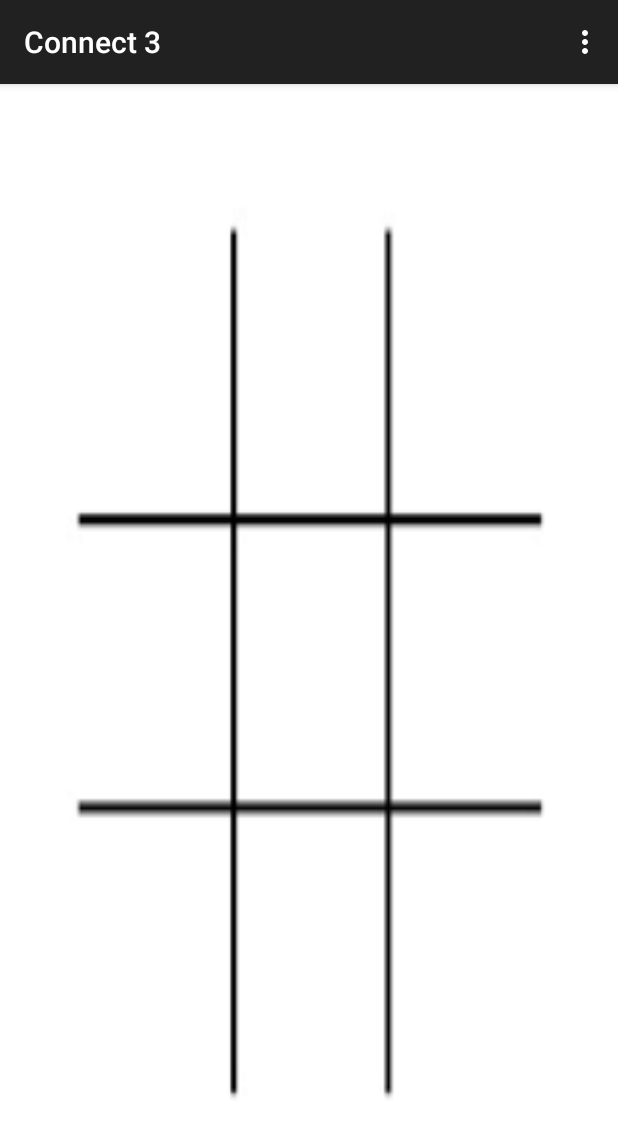
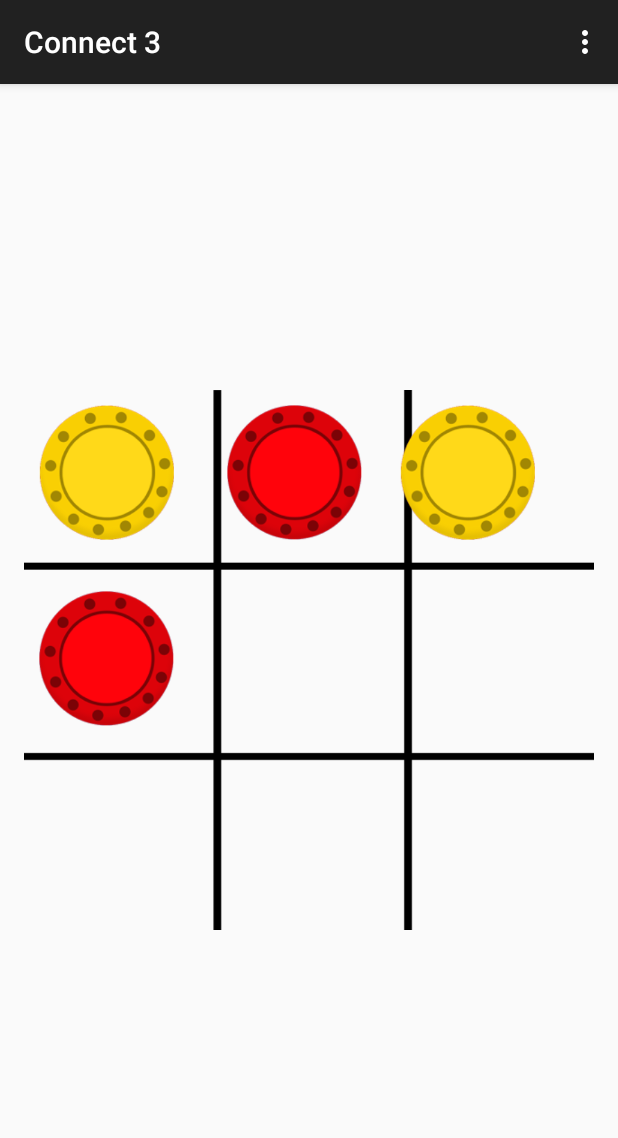
Before and after one commit to Darthpwner/Udemy-Android, an Android app: the screen it shows after launch (MainActivity), in the options menu, after a tap on "Settings", on a phone screen of 412 x 824 dp. Shown: the top 1138 px of the screen. Run offline under Robolectric (Android 15) with nearby library versions, the light colour scheme and no system bars.

Commit message:
Fixed Connect 3 shit

```diff
--- a/Connect3/app/build.gradle
+++ b/Connect3/app/build.gradle
@@ -1,13 +1,13 @@
 apply plugin: 'com.android.application'
 
 android {
-    compileSdkVersion 23
-    buildToolsVersion "22.0.1"
+    compileSdkVersion 21
+    buildToolsVersion "21.1.2"
 
     defaultConfig {
-        applicationId "matthewallenlinsoftware.connect3"
-        minSdkVersion 8
-        targetSdkVersion 23
+        applicationId "com.robpercival.connect3"
+        minSdkVersion 15
+        targetSdkVersion 21
         versionCode 1
         versionName "1.0"
     }
@@ -21,5 +21,5 @@ android {
 
 dependencies {
     compile fileTree(dir: 'libs', include: ['*.jar'])
-    compile 'com.android.support:appcompat-v7:23.0.1'
+    compile 'com.android.support:appcompat-v7:21.0.3'
 }
--- a/Connect3/app/src/main/AndroidManifest.xml
+++ b/Connect3/app/src/main/AndroidManifest.xml
@@ -1,6 +1,6 @@
 <?xml version="1.0" encoding="utf-8"?>
 <manifest xmlns:android="http://schemas.android.com/apk/res/android"
-    package="matthewallenlinsoftware.connect3" >
+    package="com.robpercival.connect3" >
 
     <application
         android:allowBackup="true"
--- /dev/null
+++ b/Connect3/app/src/main/java/com/robpercival/connect3/MainActivity.java
@@ -0,0 +1,167 @@
+package com.robpercival.connect3;
+
+import android.support.v7.app.ActionBarActivity;
+import android.os.Bundle;
+import android.view.Menu;
+import android.view.MenuItem;
+import android.view.View;
+import android.widget.GridLayout;
+import android.widget.ImageView;
+import android.widget.LinearLayout;
+import android.widget.TextView;
+
+
+public class MainActivity extends ActionBarActivity {
+
+    // 0 = yellow, 1 = red
+
+    int activePlayer = 0;
+
+    boolean gameIsActive = true;
+
+    // 2 means unplayed
+
+    int[] gameState = {2, 2, 2, 2, 2, 2, 2, 2, 2};
+
+    int[][] winningPositions = {{0,1,2}, {3,4,5}, {6,7,8}, {0,3,6}, {1,4,7}, {2,5,8}, {0,4,8}, {2,4,6}};
+
+    public void dropIn(View view) {
+
+        ImageView counter = (ImageView) view;
+
+
+
+        int tappedCounter = Integer.parseInt(counter.getTag().toString());
+
+        if (gameState[tappedCounter] == 2 && gameIsActive) {
+
+            gameState[tappedCounter] = activePlayer;
+
+            counter.setTranslationY(-1000f);
+
+            if (activePlayer == 0) {
+
+                counter.setImageResource(R.drawable.yellow);
+
+                activePlayer = 1;
+
+            } else {
+
+                counter.setImageResource(R.drawable.red);
+
+                activePlayer = 0;
+
+            }
+
+            counter.animate().translationYBy(1000f).rotation(360).setDuration(300);
+
+            for (int[] winningPosition : winningPositions) {
+
+                if (gameState[winningPosition[0]] == gameState[winningPosition[1]] &&
+                        gameState[winningPosition[1]] == gameState[winningPosition[2]] &&
+                        gameState[winningPosition[0]] != 2) {
+
+                    // Someone has won!
+
+                    gameIsActive = false;
+
+                    String winner = "Red";
+
+                    if (gameState[winningPosition[0]] == 0) {
+
+                        winner = "Yellow";
+
+                    }
+
+                    TextView winnerMessage = (TextView) findViewById(R.id.winnerMessage);
+
+                    winnerMessage.setText(winner + " has won!");
+
+                    LinearLayout layout = (LinearLayout)findViewById(R.id.playAgainLayout);
+
+                    layout.setVisibility(View.VISIBLE);
+
+                } else {
+
+                    boolean gameIsOver = true;
+
+                    for (int counterState : gameState) {
+
+                        if (counterState == 2) gameIsOver = false;
+
+                    }
+
+                    if (gameIsOver) {
+
+                        TextView winnerMessage = (TextView) findViewById(R.id.winnerMessage);
+
+                        winnerMessage.setText("It's a draw");
+
+                        LinearLayout layout = (LinearLayout)findViewById(R.id.playAgainLayout);
+
+                        layout.setVisibility(View.VISIBLE);
+
+                    }
+
+                }
+
+            }
+        }
+
+
+    }
+
+    public void playAgain(View view) {
+
+        gameIsActive = true;
+
+        LinearLayout layout = (LinearLayout)findViewById(R.id.playAgainLayout);
+
+        layout.setVisibility(View.INVISIBLE);
+
+        activePlayer = 0;
+
+        for (int i = 0; i < gameState.length; i++) {
+
+            gameState[i] = 2;
+
+        }
+
+        GridLayout gridLayout = (GridLayout)findViewById(R.id.gridLayout);
+
+        for (int i = 0; i< gridLayout.getChildCount(); i++) {
+
+            ((ImageView) gridLayout.getChildAt(i)).setImageResource(0);
+
+        }
+
+    }
+
+    @Override
+    protected void onCreate(Bundle savedInstanceState) {
+        super.onCreate(savedInstanceState);
+        setContentView(R.layout.activity_main);
+    }
+
+    @Override
+    public boolean onCreateOptionsMenu(Menu menu) {
+        // Inflate the menu; this adds items to the action bar if it is present.
+        getMenuInflater().inflate(R.menu.menu_main, menu);
+        return true;
+    }
+
+    @Override
+    public boolean onOptionsItemSelected(MenuItem item) {
+        // Handle action bar item clicks here. The action bar will
+        // automatically handle clicks on the Home/Up button, so long
+        // as you specify a parent activity in AndroidManifest.xml.
+        int id = item.getItemId();
+
+        //noinspection SimplifiableIfStatement
+        if (id == R.id.action_settings) {
+            return true;
+        }
+
+        return super.onOptionsItemSelected(item);
+    }
+}
--- a/Connect3/app/src/main/java/matthewallenlinsoftware/connect3/MainActivity.java
+++ /dev/null
@@ -1,38 +0,0 @@
-package matthewallenlinsoftware.connect3;
-
-import android.support.v7.app.ActionBarActivity;
-import android.os.Bundle;
-import android.view.Menu;
-import android.view.MenuItem;
-
-
-public class MainActivity extends ActionBarActivity {
-
-    @Override
-    protected void onCreate(Bundle savedInstanceState) {
-        super.onCreate(savedInstanceState);
-        setContentView(R.layout.activity_main);
-    }
-
-    @Override
-    public boolean onCreateOptionsMenu(Menu menu) {
-        // Inflate the menu; this adds items to the action bar if it is present.
-        getMenuInflater().inflate(R.menu.menu_main, menu);
-        return true;
-    }
-
-    @Override
-    public boolean onOptionsItemSelected(MenuItem item) {
-        // Handle action bar item clicks here. The action bar will
-        // automatically handle clicks on the Home/Up button, so long
-        // as you specify a parent activity in AndroidManifest.xml.
-        int id = item.getItemId();
-
-        //noinspection SimplifiableIfStatement
-        if (id == R.id.action_settings) {
-            return true;
-        }
-
-        return super.onOptionsItemSelected(item);
-    }
-}
--- a/Connect3/app/src/main/res/layout/activity_main.xml
+++ b/Connect3/app/src/main/res/layout/activity_main.xml
@@ -3,16 +3,147 @@
     android:layout_height="match_parent" android:paddingLeft="@dimen/activity_horizontal_margin"
     android:paddingRight="@dimen/activity_horizontal_margin"
     android:paddingTop="@dimen/activity_vertical_margin"
-    android:paddingBottom="@dimen/activity_vertical_margin" tools:context=".MainActivity"
-    android:background="@drawable/board">
+    android:paddingBottom="@dimen/activity_vertical_margin" tools:context=".MainActivity">
 
     <GridLayout
         android:layout_width="match_parent"
         android:layout_height="360dp"
         android:layout_centerVertical="true"
         android:layout_centerHorizontal="true"
-        android:columnCount="12"
-        android:rowCount="22">
+        android:columnCount="3"
+        android:rowCount="3"
+        android:background="@drawable/board"
+        android:layout_alignParentEnd="true"
+        android:id="@+id/gridLayout">
+
+        <ImageView
+            android:layout_width="90dp"
+            android:layout_height="90dp"
+            android:id="@+id/imageView"
+            android:layout_row="0"
+            android:layout_column="0"
+            android:layout_marginLeft="10dp"
+            android:layout_marginTop="10dp"
+            android:layout_marginRight="10dp"
+            android:layout_marginBottom="10dp"
+            android:onClick="dropIn"
+            android:tag="0" />
+
+        <ImageView
+            android:layout_width="90dp"
+            android:layout_height="90dp"
+            android:id="@+id/imageView2"
+            android:layout_row="0"
+            android:layout_column="1"
+            android:layout_marginTop="10dp"
+            android:layout_marginLeft="25dp"
+            android:onClick="dropIn"
+            android:tag="1" />
+
+        <ImageView
+            android:layout_width="90dp"
+            android:layout_height="90dp"
+            android:id="@+id/imageView3"
+            android:layout_row="0"
+            android:layout_column="2"
+            android:layout_marginTop="10dp"
+            android:layout_marginLeft="25dp"
+            android:onClick="dropIn"
+            android:tag="2" />
+
+        <ImageView
+            android:layout_width="90dp"
+            android:layout_height="90dp"
+            android:id="@+id/imageView4"
+            android:layout_row="1"
+            android:layout_column="0"
+            android:layout_marginLeft="10dp"
+            android:layout_marginTop="24dp"
+            android:onClick="dropIn"
+            android:tag="3"   />
+
+        <ImageView
+            android:layout_width="90dp"
+            android:layout_height="90dp"
+            android:id="@+id/imageView5"
+            android:layout_row="1"
+            android:layout_column="1"
+            android:layout_marginLeft="25dp"
+            android:layout_marginTop="24dp"
+            android:onClick="dropIn"
+            android:tag="4" />
+
+        <ImageView
+            android:layout_width="90dp"
+            android:layout_height="90dp"
+            android:id="@+id/imageView6"
+            android:layout_row="1"
+            android:layout_column="2"
+            android:layout_marginLeft="25dp"
+            android:layout_marginTop="24dp"
+            android:onClick="dropIn"
+            android:tag="5"   />
+
+        <ImageView
+            android:layout_width="90dp"
+            android:layout_height="90dp"
+            android:id="@+id/imageView7"
+            android:layout_row="2"
+            android:layout_column="0"
+            android:layout_marginLeft="10dp"
+            android:layout_marginTop="30dp"
+            android:onClick="dropIn"
+            android:tag="6" />
+
+        <ImageView
+            android:layout_width="90dp"
+            android:layout_height="90dp"
+            android:id="@+id/imageView8"
+            android:layout_row="2"
+            android:layout_column="1"
+            android:layout_marginLeft="25dp"
+            android:layout_marginTop="30dp"
+            android:onClick="dropIn"
+            android:tag="7"   />
+
+        <ImageView
+            android:layout_width="90dp"
+            android:layout_height="90dp"
+            android:id="@+id/imageView9"
+            android:layout_row="2"
+            android:layout_column="2"
+            android:layout_marginLeft="25dp"
+            android:layout_marginTop="30dp"
+            android:onClick="dropIn"
+            android:tag="8" />
 
     </GridLayout>
+
+    <LinearLayout
+        android:orientation="vertical"
+        android:layout_width="wrap_content"
+        android:layout_height="wrap_content"
+        android:background="#fffaff0b"
+        android:padding="30dp"
+        android:layout_centerVertical="true"
+        android:layout_centerHorizontal="true"
+        android:id="@+id/playAgainLayout"
+        android:visibility="invisible">
+
+        <TextView
+            android:layout_width="wrap_content"
+            android:layout_height="wrap_content"
+            android:text="New Text"
+            android:id="@+id/winnerMessage"
+            android:layout_gravity="center_horizontal"
+            android:textSize="30sp" />
+
+        <Button
+            android:layout_width="wrap_content"
+            android:layout_height="wrap_content"
+            android:text="Play Again"
+            android:id="@+id/playAgainButton"
+            android:layout_gravity="center_horizontal"
+            android:onClick="playAgain" />
+    </LinearLayout>
 </RelativeLayout>
```
Also changed, not shown: Connect3/app/src/main/res/drawable/board.png, Connect3/app/src/main/res/drawable/o.png (deleted), Connect3/app/src/main/res/drawable/red.png (added), Connect3/app/src/main/res/drawable/x.png (deleted), Connect3/app/src/main/res/drawable/yellow.png (added), 4 other files.
